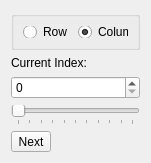
Above: src/Interface/Modules/Math/GetMatrixSlice.ui from SCIInstitute/SCIRun before the change. Below: the same form after it.
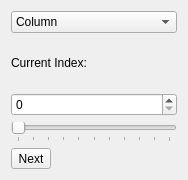
That is the form after the change.

Commit message:
Dialog, network works
ConvertMatrixType doesn't though, so still need to test sparse

The edit to the form file:
```diff
--- a/src/Interface/Modules/Math/GetMatrixSlice.ui
+++ b/src/Interface/Modules/Math/GetMatrixSlice.ui
@@ -6,14 +6,14 @@
    <rect>
     <x>0</x>
     <y>0</y>
-    <width>151</width>
-    <height>163</height>
+    <width>188</width>
+    <height>180</height>
    </rect>
   </property>
   <property name="minimumSize">
    <size>
-    <width>151</width>
-    <height>163</height>
+    <width>188</width>
+    <height>180</height>
    </size>
   </property>
   <property name="windowTitle">
@@ -21,29 +21,20 @@
   </property>
   <layout class="QVBoxLayout" name="verticalLayout">
    <item>
-    <widget class="QGroupBox" name="groupBox">
-     <property name="title">
-      <string/>
+    <widget class="QComboBox" name="rowColumnComboBox_">
+     <property name="currentIndex">
+      <number>1</number>
      </property>
-     <layout class="QHBoxLayout" name="horizontalLayout">
       <item>
-       <widget class="QRadioButton" name="rowButton_">
         <property name="text">
          <string>Row</string>
         </property>
-       </widget>
       </item>
       <item>
-       <widget class="QRadioButton" name="columnButton_">
         <property name="text">
          <string>Column</string>
         </property>
-        <property name="checked">
-         <bool>true</bool>
-        </property>
-       </widget>
-      </item>
-     </layout>
+     </item>
     </widget>
    </item>
    <item>
```
Lines whose indentation alone changed are shown as unchanged. The commit also changes 6 other files.
